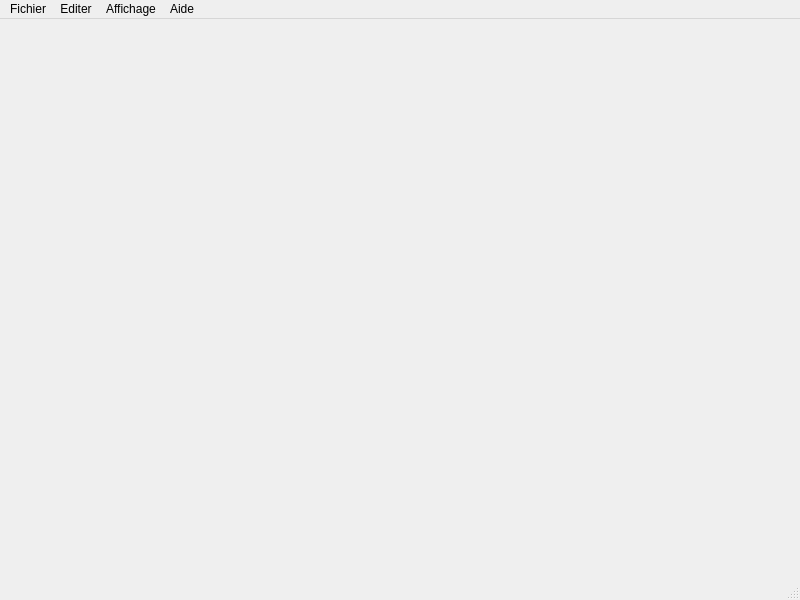
Old version of the form src/mainwindow.ui in the repository LotusField/renergieCH.
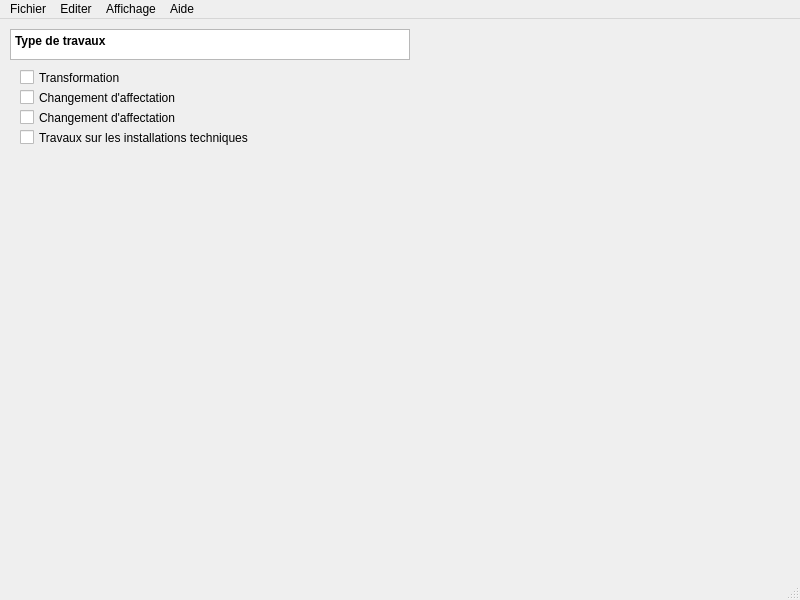
New version of the form.

Patch:
```diff
--- a/src/mainwindow.ui
+++ b/src/mainwindow.ui
@@ -22,7 +22,98 @@
     <height>18</height>
    </size>
   </property>
-  <widget class="QWidget" name="centralwidget"/>
+  <widget class="QWidget" name="centralwidget">
+   <widget class="QCheckBox" name="checkBox">
+    <property name="geometry">
+     <rect>
+      <x>20</x>
+      <y>50</y>
+      <width>400</width>
+      <height>17</height>
+     </rect>
+    </property>
+    <property name="inputMethodHints">
+     <set>Qt::InputMethodHint::ImhNone</set>
+    </property>
+    <property name="text">
+     <string>Transformation</string>
+    </property>
+   </widget>
+   <widget class="QCheckBox" name="checkBox_2">
+    <property name="geometry">
+     <rect>
+      <x>20</x>
+      <y>70</y>
+      <width>400</width>
+      <height>17</height>
+     </rect>
+    </property>
+    <property name="inputMethodHints">
+     <set>Qt::InputMethodHint::ImhNone</set>
+    </property>
+    <property name="text">
+     <string>Changement d'affectation</string>
+    </property>
+   </widget>
+   <widget class="QCheckBox" name="checkBox_3">
+    <property name="geometry">
+     <rect>
+      <x>20</x>
+      <y>90</y>
+      <width>400</width>
+      <height>17</height>
+     </rect>
+    </property>
+    <property name="inputMethodHints">
+     <set>Qt::InputMethodHint::ImhNone</set>
+    </property>
+    <property name="text">
+     <string>Changement d'affectation</string>
+    </property>
+   </widget>
+   <widget class="QCheckBox" name="checkBox_4">
+    <property name="geometry">
+     <rect>
+      <x>20</x>
+      <y>110</y>
+      <width>400</width>
+      <height>17</height>
+     </rect>
+    </property>
+    <property name="inputMethodHints">
+     <set>Qt::InputMethodHint::ImhNone</set>
+    </property>
+    <property name="text">
+     <string>Travaux sur les installations techniques</string>
+    </property>
+   </widget>
+   <widget class="QTextEdit" name="textEdit">
+    <property name="geometry">
+     <rect>
+      <x>10</x>
+      <y>10</y>
+      <width>400</width>
+      <height>31</height>
+     </rect>
+    </property>
+    <property name="inputMethodHints">
+     <set>Qt::InputMethodHint::ImhMultiLine</set>
+    </property>
+    <property name="readOnly">
+     <bool>true</bool>
+    </property>
+    <property name="html">
+     <string>&lt;!DOCTYPE HTML PUBLIC &quot;-//W3C//DTD HTML 4.0//EN&quot; &quot;http://www.w3.org/TR/REC-html40/strict.dtd&quot;&gt;
+&lt;html&gt;&lt;head&gt;&lt;meta name=&quot;qrichtext&quot; content=&quot;1&quot; /&gt;&lt;meta charset=&quot;utf-8&quot; /&gt;&lt;style type=&quot;text/css&quot;&gt;
+p, li { white-space: pre-wrap; }
+hr { height: 1px; border-width: 0; }
+li.unchecked::marker { content: &quot;\2610&quot;; }
+li.checked::marker { content: &quot;\2612&quot;; }
+&lt;/style&gt;&lt;/head&gt;&lt;body style=&quot; font-family:'Segoe UI'; font-size:9pt; font-weight:400; font-style:normal;&quot;&gt;
+&lt;p style=&quot; margin-top:0px; margin-bottom:0px; margin-left:0px; margin-right:0px; -qt-block-indent:0; text-indent:0px;&quot;&gt;&lt;span style=&quot; font-weight:700;&quot;&gt;Type de travaux&lt;/span&gt;&lt;/p&gt;&lt;/body&gt;&lt;/html&gt;</string>
+    </property>
+   </widget>
+  </widget>
   <widget class="QMenuBar" name="menubar">
    <property name="geometry">
     <rect>
```
Left out of the diff: 44 changed lines with no effect on the pictures.
